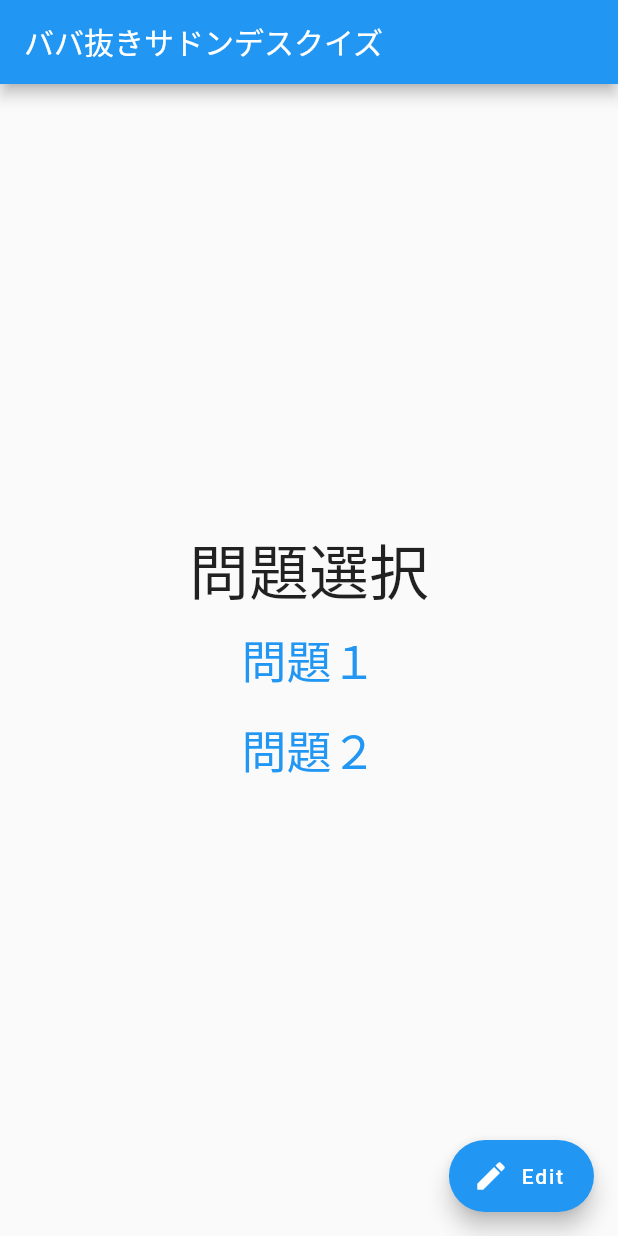
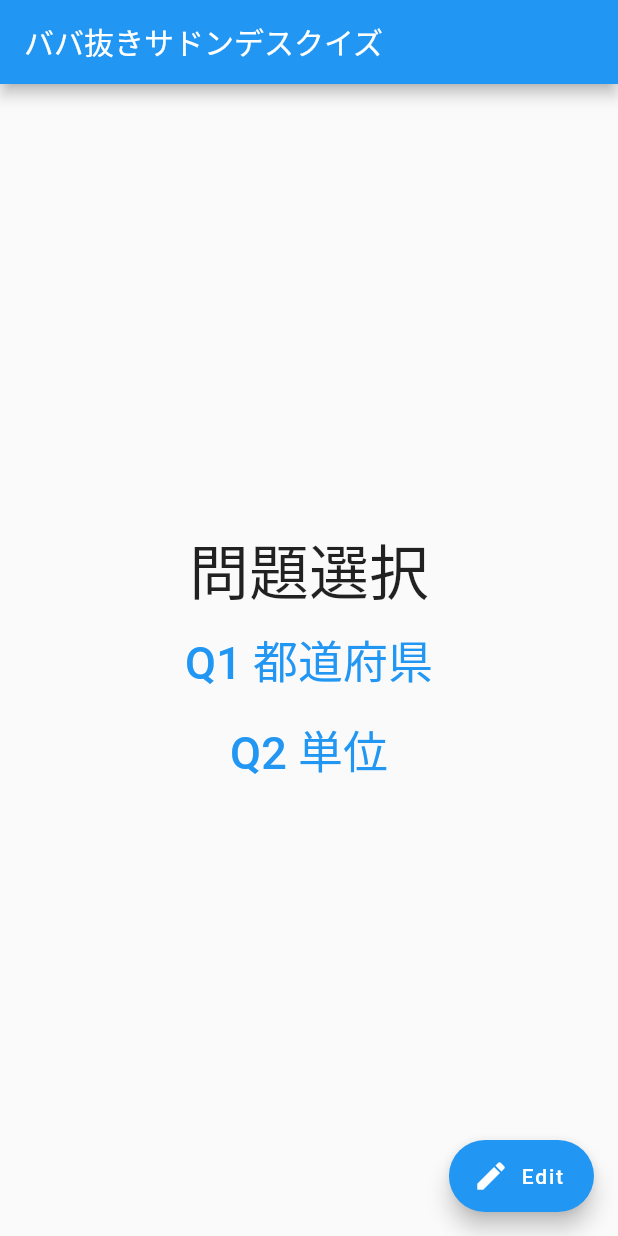
Before and after one commit to jugjug7531/babanuki_suddendeath, a Flutter app: the screen it shows after launch, on a phone screen of 412 x 824 dp. Run offline on Flutter 3.47's test engine with Material 2 defaults, Android fonts, the phone set to English and light mode, and no system bars; our stand-ins replace audioplayers, flip_card; Roboto replaces fonts that are missing (Kosugi).

Commit message:
問題内容をmain.dart内にまとめて問題ページ遷移時に引数として渡すように変更 問題内容を一部変更

```diff
--- a/lib/main.dart
+++ b/lib/main.dart
@@ -1,9 +1,9 @@
 import 'package:flutter/material.dart';
 
-import 'quiz/quiz_1.dart';
-import 'quiz/quiz_2.dart';
+import 'quiz/quiz_base.dart';
 import 'quiz_edit.dart';
 
+import 'question.dart';
 
 void main() {
   runApp(const MyApp());
@@ -27,8 +27,7 @@ class MyApp extends StatelessWidget {
       // ルーティングの一覧を設定
       routes: {
         '/': (context) => MyHomePage(title : title),
-        Quiz1.path: (context) => Quiz1(),
-        Quiz2.path: (context) => Quiz2(),
+        QuizBase.path: (context) => QuizBase(),
         QuizEdit.path: (context) => QuizEdit(),
       },
     );
@@ -36,9 +35,85 @@ class MyApp extends StatelessWidget {
 }
 
 class MyHomePage extends StatefulWidget {
-  const MyHomePage({Key? key, required this.title}) : super(key: key);
+  MyHomePage({Key? key, required this.title}) : super(key: key);
 
   final String title;
+
+  //暫定：ここに問題を置く
+  final List<Question> questions = [
+    Question(
+      "Q1 都道府県",
+      "東北地方の県を選べ（１つは不正解）",
+      [
+        Choice(
+          "青森県",
+          "リンゴ有名",
+          "true"
+        ),
+        Choice(
+          "秋田県",
+          "きりたんぽ有名",
+          "true"
+        ),
+        Choice(
+          "宮崎県",
+          "九州地方です",
+          "false"
+        ),
+        Choice(
+          "岩手県",
+          "わんこそば有名",
+          "true"
+        ),
+        Choice(
+          "山形県",
+          "果物有名",
+          "true"
+        ),
+        Choice(
+          "福島県",
+          "喜多方ラーメン有名",
+          "true"
+        )
+      ]
+    ),
+    Question(
+      "Q2 単位",
+      "SI基本単位を選べ（２つは不正解）",
+      [
+        Choice(
+          "メートル(m)",
+          "長さ",
+          "true"
+        ),
+        Choice(
+          "ニュートン(N)",
+          "力",
+          "false"
+        ),
+        Choice(
+          "ケルビン(K)",
+          "熱力学温度",
+          "true"
+        ),
+        Choice(
+          "ボルト(V)",
+          "電圧. 電流(I)はSI基本単位",
+          "false"
+        ),
+        Choice(
+          "秒(s)",
+          "時間",
+          "true"
+        ),
+        Choice(
+          "カンデラ(cd)",
+          "光度",
+          "true"
+        )
+      ]
+    )
+  ];
 
   @override
   State<MyHomePage> createState() => _MyHomePageState();
@@ -47,11 +122,11 @@ class MyHomePage extends StatefulWidget {
 
 class _MyHomePageState extends State<MyHomePage> {
 
-  /* 問題選択ボタン */
-  Widget questionButton(BuildContext context, String questionName, String questionPage){
+  // 問題選択ボタン
+  Widget questionButton(BuildContext context, String questionPage, Question arg){
     return TextButton(
       child: Text(
-        questionName,
+        arg.title,
         style: const TextStyle(
           fontFamily: 'Kosugi',
           fontSize: 30,
@@ -59,7 +134,7 @@ class _MyHomePageState extends State<MyHomePage> {
       ),
       onPressed: (){
         //指定した画面に遷移する
-        Navigator.pushNamed(context, questionPage);
+        Navigator.pushNamed(context, questionPage, arguments: arg);
       },
     );
   }
@@ -80,9 +155,9 @@ class _MyHomePageState extends State<MyHomePage> {
                 fontSize: 40,
               ),
             ),
-            /* 問題ページ一覧 */
-            questionButton(context, "問題１", Quiz1.path),
-            questionButton(context, "問題２", Quiz2.path),
+            // 問題ページ一覧
+            for(int i = 0; i < widget.questions.length; i++)
+              questionButton(context, QuizBase.path, widget.questions[i])
           ]
         ),
       ),
--- /dev/null
+++ b/lib/question.dart
@@ -0,0 +1,33 @@
+/// 問題ページに渡す引数クラス
+class Question{
+  /// 問題選択時のタイトル
+  String title = "";
+  /// 問題文
+  String problemStatement = "";
+  /// 選択肢
+  List<Choice> choices = [];
+
+  /// コンストラクタ
+  Question(
+      this.title,
+      this.problemStatement,
+      this.choices
+  );
+}
+
+/// 選択肢カード作成時に必要な情報をまとめたクラス
+class Choice{
+  /// 選択肢
+  String choice = "";
+  /// 答えの説明文
+  String explanation = "";
+  /// 答え
+  String answer = "";
+
+  /// コンストラクタ
+  Choice(
+    this.choice,
+    this.explanation,
+    this.answer
+  );
+}
--- a/lib/quiz/quiz_1.dart
+++ /dev/null
@@ -1,60 +0,0 @@
-import 'package:flutter/material.dart';
-import 'quiz_base.dart';
-
-///
-/// 1問目のドボン問題クラス
-///
-/// オーバーライド必須
-/// - [path] ルーティングパス
-/// - [question] 問題文
-/// - [choices] 選択肢カード
-
-class Quiz1 extends QuizBase {
-  Quiz1({Key? key}) : super(key: key);
-
-  /// ルーティングのパス
-  static const String path = '/1';
-
-  /// 問題文
-  final String question = "東北地方の県を選べ（１つは不正解）";
-
-  /// 選択肢カード
-  final List<Map<String, String>> choices = [
-    {
-      "choice": "青森県",
-      "explanation" : "リンゴ有名",
-      "answer": "true"
-    },
-    {
-      "choice": "秋田県",
-      "explanation" : "きりたんぽ有名",
-      "answer": "true"
-    },
-    {
-      "choice": "宮崎県",
-      "explanation" : "九州地方です",
-      "answer": "false"
-    },
-    {
-      "choice": "岩手県",
-      "explanation" : "わんこそば有名",
-      "answer": "true"
-    },
-    {
-      "choice": "山形県",
-      "explanation" : "果物有名",
-      "answer": "true"
-    },
-    {
-      "choice": "福島県",
-      "explanation" : "喜多方ラーメン有名",
-      "answer": "true"
-    }
-  ];
-
-  ///
-  @override
-  String getPath(){
-    return path;
-  }
-}
--- a/lib/quiz/quiz_2.dart
+++ /dev/null
@@ -1,54 +0,0 @@
-import 'package:flutter/material.dart';
-import 'quiz_base.dart';
-
-///
-/// 2問目のドボン問題クラス
-///
-/// オーバーライド必須
-/// - [path] ルーティングパス
-/// - [question] 問題文
-/// - [choices] 選択肢カード
-
-class Quiz2 extends QuizBase {
-  Quiz2({Key? key}) : super(key: key);
-
-  /// ルーティングのパス
-  static const String path = '/2';
-
-  /// 問題文
-  final String question = "スピッツの曲を選べ（１つは不正解）";
-
-  /// 選択肢カード
-  final List<Map<String, String>> choices = [
-    {
-      "choice": "夜を駆ける",
-      "explanation" : "2002年発売",
-      "answer": "true"
-    },
-    {
-      "choice": "おっぱい",
-      "explanation" : "1999年発売",
-      "answer": "true"
-    },
-    {
-      "choice": "ナンプラー\n日和",
-      "explanation" : "2005年発売",
-      "answer": "true"
-    },
-    {
-      "choice": "1987→",
-      "explanation" : "2017年発売",
-      "answer": "true"
-    },
-    {
-      "choice": "孫悟空",
-      "explanation" : "2004年発売",
-      "answer": "true"
-    },
-    {
-      "choice": "トンボ\n飛べなかった",
-      "explanation" : "正：「トンビ飛べなかった」",
-      "answer": "false"
-    }
-  ];
-}
--- a/lib/quiz/quiz_base.dart
+++ b/lib/quiz/quiz_base.dart
@@ -1,19 +1,21 @@
 import 'package:flutter/material.dart';
 import 'package:flip_card/flip_card.dart';
 import 'package:audioplayers/audioplayers.dart';
+
+import '../question.dart';
 
 /// ドボンクイズの基底クラス
 
 class QuizBase extends StatelessWidget {
   QuizBase({Key? key}) : super(key: key);
 
-  /// ルーティングのパス(override必須)
-  static const String path = '';
+  /// ルーティングのパス
+  static const String path = '/question';
 
-  /// 問題文(override必須)
+  /// 問題文
   final String question = "";
 
-  /// 選択肢カード(override必須)
+  /// 選択肢カード
   final List<Map<String, String>> choices = [];
 
 
@@ -38,16 +40,12 @@ class QuizBase extends StatelessWidget {
   }
 
   /// 選択肢カードWidget作成
-  Widget createChoiceWidget(Map<String, String> quiz, int cardNumCount){
+  Widget createChoiceWidget(Choice choice, int cardNumCount){
 
     /// カード裏面の選択肢の文字色
     Color _backsideChoiceColor = Colors.black;
     /// 正誤画像のパス
     String _judgeImage = "";
-
-    String choice = quiz["choice"].toString();
-    String answer = quiz["answer"].toString();
-    String explanation = quiz["explanation"].toString();
 
     /// AudioCacheインスタンスの初期化
     AudioCache _player = AudioCache();
@@ -56,7 +54,7 @@ class QuizBase extends StatelessWidget {
     cardNumCount++;
 
     // 正解・不正解に応じて裏面のデザインを変更
-    if(answer == "true"){
+    if(choice.answer == "true"){
       _backsideChoiceColor = Colors.red;
       _judgeImage = correctImage;
     }else{
@@ -78,9 +76,9 @@ class QuizBase extends StatelessWidget {
             // 裏面のとき
             if(status){
               // 正誤判定の効果音を鳴らす
-              if(answer == "true"){
+              if(choice.answer == "true"){
                 _player.play(correctBgm);
-              }else if(answer == "false"){
+              }else if(choice.answer == "false"){
                 _player.play(wrongBgm);
               }
             }
@@ -97,7 +95,7 @@ class QuizBase extends StatelessWidget {
                 // 選択肢
                 Center(
                   child:Text(
-                        choice,
+                        choice.choice,
                         style: const TextStyle(
                           fontSize: 24,
                           fontWeight: FontWeight.bold,
@@ -139,7 +137,7 @@ class QuizBase extends StatelessWidget {
                     children: <Widget>[
                       // 選択肢
                       Text(
-                        choice,
+                        choice.choice,
                         style: TextStyle(
                           fontSize: 20,
                           fontWeight: FontWeight.bold,
@@ -148,7 +146,7 @@ class QuizBase extends StatelessWidget {
                       ),
                       // 解説
                       Text(
-                        explanation,
+                        choice.explanation,
                         style: const TextStyle(
                           fontSize: 24,
                           fontWeight: FontWeight.bold,
@@ -177,6 +175,9 @@ class QuizBase extends StatelessWidget {
 
   @override
   Widget build(BuildContext context) {
+    // `ModalRoute.of()`メソッドを使用してページ遷移時の引数を取得
+    final args = ModalRoute.of(context)!.settings.arguments as Question;
+
     return Scaffold(
       appBar: AppBar(
         title: const Text("問題"),
@@ -187,7 +188,7 @@ class QuizBase extends StatelessWidget {
           children: <Widget>[
             // 問題文
             Text(
-              question,
+              args.problemStatement,
               style: const TextStyle(
                 fontFamily: 'Kosugi',
                 fontSize: 40,
@@ -200,16 +201,16 @@ class QuizBase extends StatelessWidget {
               children:<TableRow>[
                 TableRow(
                   children: <Widget>[
-                    createChoiceWidget(choices[0], 0),
-                    createChoiceWidget(choices[1], 1),
-                    createChoiceWidget(choices[2], 2),
+                    createChoiceWidget(args.choices[0], 0),
+                    createChoiceWidget(args.choices[1], 1),
+                    createChoiceWidget(args.choices[2], 2),
                   ]
                 ),
                 TableRow(
                   children: <Widget>[
-                    createChoiceWidget(choices[3], 3),
-                    createChoiceWidget(choices[4], 4),
-                    createChoiceWidget(choices[5], 5),
+                    createChoiceWidget(args.choices[3], 3),
+                    createChoiceWidget(args.choices[4], 4),
+                    createChoiceWidget(args.choices[5], 5),
                   ]
                 )
               ]
```
Also changed, not shown: pubspec.lock.
